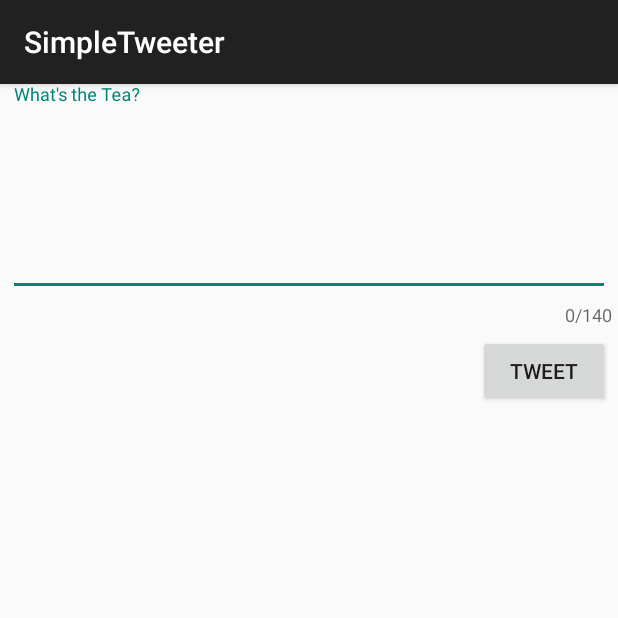
After one commit to sarahmauricio/simpleTweeter, an Android app: the ComposeActivity1 screen opened directly, with no data from a screen before it, on a phone screen of 412 x 824 dp, the top half of it. The commit adds this screen. Run offline under Robolectric (Android 15) with nearby library versions, the phone set to English and light mode, and no system bars.

Commit message:
add compose tweet button and compose tweet activity

```diff
--- a/app/build.gradle
+++ b/app/build.gradle
@@ -51,4 +51,5 @@ dependencies {
     annotationProcessor "androidx.room:room-compiler:$room_version"
     implementation 'com.facebook.stetho:stetho:1.5.1'
     implementation 'androidx.swiperefreshlayout:swiperefreshlayout:1.0.0'
+    implementation 'com.google.android.material:material:1.2.1'
 }
--- a/app/src/main/AndroidManifest.xml
+++ b/app/src/main/AndroidManifest.xml
@@ -13,7 +13,9 @@
         android:icon="@drawable/ic_launcher"
         android:label="@string/app_name"
         android:theme="@style/AppTheme">
-        <activity android:name=".TimelineActivity"></activity>
+        <activity android:name=".ComposeActivity1"></activity>
+        <activity android:name=".ComposeActivity" />
+        <activity android:name=".TimelineActivity" />
         <activity
             android:name=".LoginActivity"
             android:label="@string/app_name"
--- /dev/null
+++ b/app/src/main/java/com/codepath/apps/restclienttemplate/ComposeActivity1.java
@@ -0,0 +1,47 @@
+package com.codepath.apps.restclienttemplate;
+
+import androidx.appcompat.app.AppCompatActivity;
+
+import android.os.Bundle;
+import android.view.View;
+import android.widget.Button;
+import android.widget.EditText;
+import android.widget.Toast;
+
+public class ComposeActivity1 extends AppCompatActivity {
+
+
+    public static final int MAX_TWEET_LENGTH = 140;
+    EditText etCompose;
+    Button btnTweet;
+
+
+    @Override
+    protected void onCreate(Bundle savedInstanceState) {
+        super.onCreate(savedInstanceState);
+        setContentView(R.layout.activity_compose1);
+
+        etCompose = findViewById(R.id.etCompose);
+        btnTweet = findViewById(R.id.btnTweet);
+
+        // Set a click listener on the button
+        btnTweet.setOnClickListener(new View.OnClickListener() {
+            @Override
+            public void onClick(View view) {
+                String tweetContent = etCompose.getText().toString();
+                if(tweetContent.isEmpty()){
+                    Toast.makeText(ComposeActivity1.this, "Sorry, your tweet can't be empty", Toast.LENGTH_LONG).show();
+                    return;
+                }
+                if(tweetContent.length()> MAX_TWEET_LENGTH){
+                    Toast.makeText(ComposeActivity1.this, "Sorry, your tweet is too long", Toast.LENGTH_LONG).show();
+                    return;
+                }
+
+                Toast.makeText(ComposeActivity1.this, tweetContent, Toast.LENGTH_LONG).show();
+
+            }
+        });
+        //Make an API call to twitter to publish the tweet
+    }
+}
--- /dev/null
+++ b/app/src/main/res/layout/activity_compose1.xml
@@ -0,0 +1,43 @@
+<?xml version="1.0" encoding="utf-8"?>
+<RelativeLayout
+    xmlns:android="http://schemas.android.com/apk/res/android"
+    xmlns:app="http://schemas.android.com/apk/res-auto"
+    xmlns:tools="http://schemas.android.com/tools"
+    android:layout_width="match_parent"
+    android:layout_height="match_parent"
+    tools:context=".ComposeActivity1"
+    >
+
+    <com.google.android.material.textfield.TextInputLayout
+        android:id="@+id/tilTweet"
+        android:layout_width="match_parent"
+        android:layout_height="wrap_content"
+        app:counterEnabled="true"
+        app:counterMaxLength="140">
+
+        <EditText
+            android:id="@+id/etCompose"
+            android:layout_width="match_parent"
+            android:layout_height="wrap_content"
+            android:layout_alignParentTop="true"
+            android:layout_marginStart="5dp"
+            android:layout_marginTop="5dp"
+            android:layout_marginEnd="5dp"
+            android:ems="10"
+            android:gravity="start|top"
+            android:hint="@string/what_s_the_tea"
+            android:inputType="textMultiLine"
+            android:minLines="5" />
+    </com.google.android.material.textfield.TextInputLayout>
+
+    <Button
+        android:id="@+id/btnTweet"
+        android:layout_width="wrap_content"
+        android:layout_height="wrap_content"
+        android:layout_below="@+id/tilTweet"
+        android:layout_alignParentEnd="true"
+        android:layout_marginTop="5dp"
+        android:layout_marginEnd="5dp"
+        android:text="@string/tweet" />
+
+</RelativeLayout>
--- a/app/src/main/res/values/strings.xml
+++ b/app/src/main/res/values/strings.xml
@@ -5,5 +5,7 @@
     <string name="login_label">Log in</string>
     <string name="intent_scheme">oauth</string>
     <string name="intent_host">cprest</string>
+    <string name="tweet">Tweet</string>
+    <string name="what_s_the_tea">What\'s the Tea?</string>
 
 </resources>
```
Also changed, not shown: app/src/main/java/com/codepath/apps/restclienttemplate/ComposeActivity.java (added, +14 -0 lines), app/src/main/java/com/codepath/apps/restclienttemplate/TimelineActivity.java (+21 -0 lines), app/src/main/res/layout/activity_compose.xml (added, +22 -0 lines), app/src/main/res/menu/menu_main.xml (added, +10 -0 lines).
